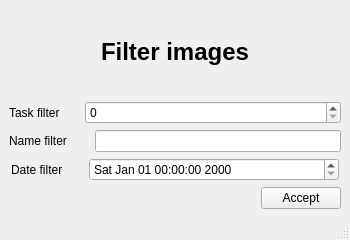
This is filter_image.ui in feichay10/Cliente-Proyecto-Final-SOA as Qt 5 draws it before an edit. The edited form follows.
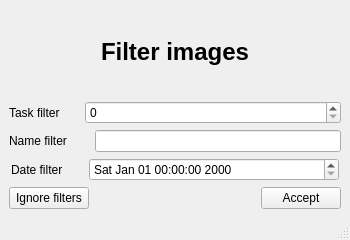
This is the edited form.

What changed in the file:
```diff
--- a/filter_image.ui
+++ b/filter_image.ui
@@ -168,6 +168,13 @@
     </item>
     <item>
      <layout class="QHBoxLayout" name="horizontalLayout_5">
+      <item>
+       <widget class="QPushButton" name="pushButton">
+        <property name="text">
+         <string>Ignore filters</string>
+        </property>
+       </widget>
+      </item>
       <item>
        <spacer name="horizontalSpacer_3">
         <property name="orientation">
```
